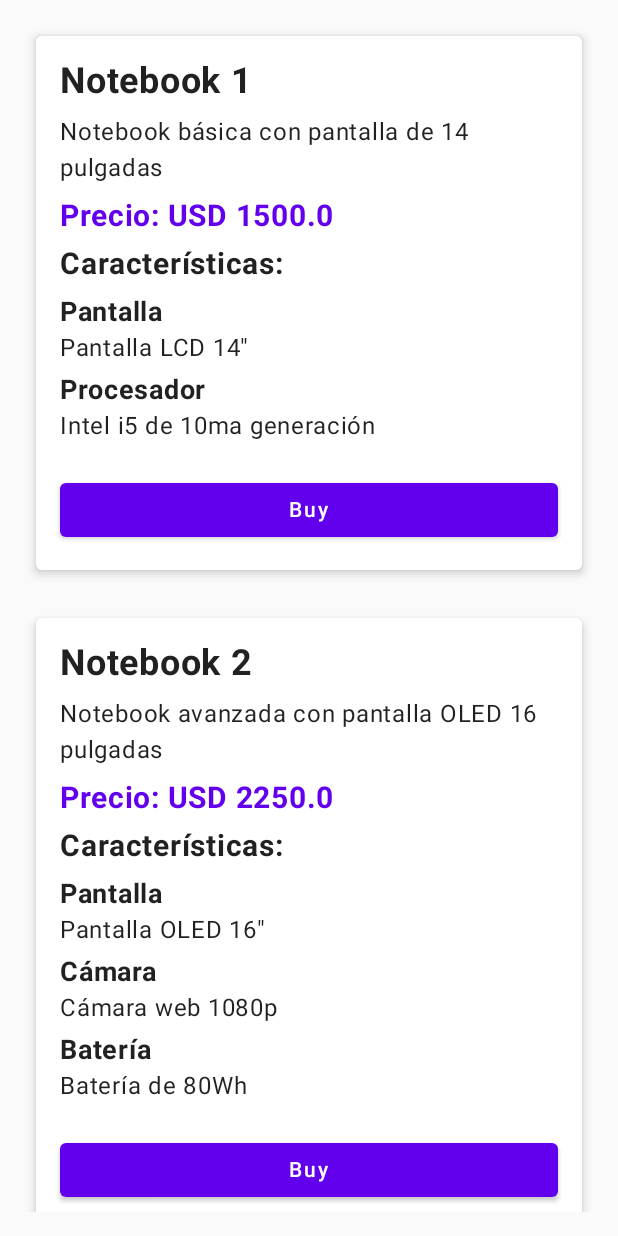
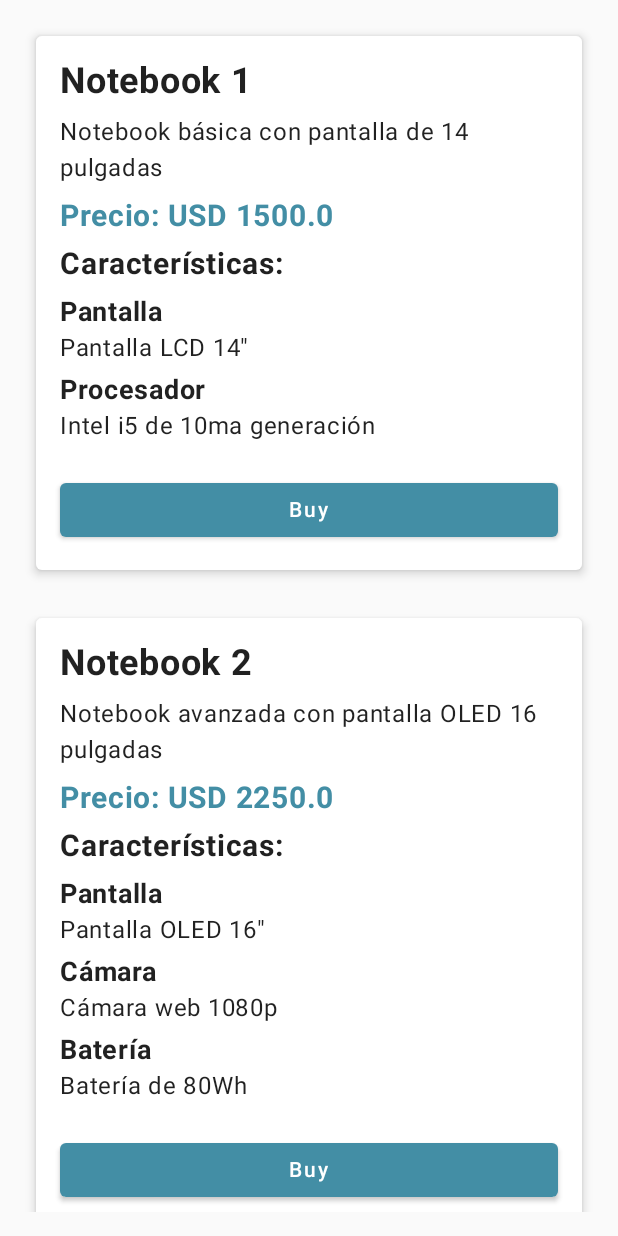
Before and after one commit to AugustoKark/Program2-mobile, an Android app built with Jetpack Compose: the ProductoSeleccionScreen screen opened through its navigation route, on a phone screen of 412 x 824 dp. Run offline under Robolectric (Android 15) with nearby library versions, the phone set to English and light mode, and no system bars; our stand-ins replace Compose Multiplatform resources.

Commit message:
finished seleccionador de productos

```diff
--- a/KarkProject/composeApp/src/commonMain/kotlin/ar/edu/um/alumno/selectProduct/ProductoSeleccionScreen.kt
+++ b/KarkProject/composeApp/src/commonMain/kotlin/ar/edu/um/alumno/selectProduct/ProductoSeleccionScreen.kt
@@ -2,9 +2,11 @@ import androidx.compose.foundation.layout.*
 import androidx.compose.foundation.lazy.LazyColumn
 import androidx.compose.foundation.lazy.items
 import androidx.compose.material.*
+import androidx.compose.material.SnackbarDefaults.backgroundColor
 import androidx.compose.runtime.*
 import androidx.compose.ui.Alignment
 import androidx.compose.ui.Modifier
+import androidx.compose.ui.graphics.Color
 import androidx.compose.ui.text.font.FontWeight
 import androidx.compose.ui.unit.dp
 import androidx.compose.ui.unit.sp
@@ -60,7 +62,7 @@ fun ProductoCard(producto: Producto, navController: NavController) {
                 text = "Precio: ${producto.moneda} ${producto.precioBase}",
                 fontSize = 20.sp,
                 fontWeight = FontWeight.Bold,
-                color = MaterialTheme.colors.primary
+                color = Color(0xFF438ea5)
             )
             Spacer(modifier = Modifier.height(8.dp))
 
@@ -85,8 +87,11 @@ fun ProductoCard(producto: Producto, navController: NavController) {
                     // Redirige a la pantalla de adicionales con el producto seleccionado
                     navController.navigate("adicionales/${producto.id}")
                 },
-                modifier = Modifier.fillMaxWidth()
-            ) {
+                modifier = Modifier.fillMaxWidth(),
+                colors = ButtonDefaults.buttonColors(
+                        backgroundColor = Color(0xFF438ea5),  // Cambiar color del botón "Buy"
+                contentColor = Color.White
+            )){
                 Text("Buy")
             }
         }
```
